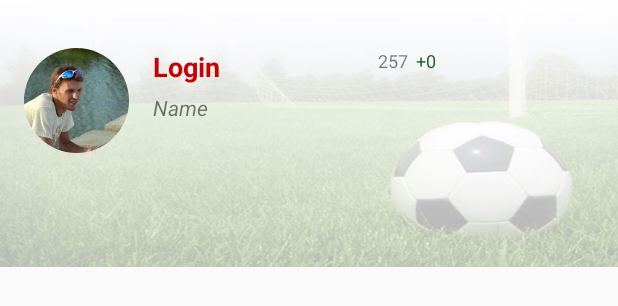
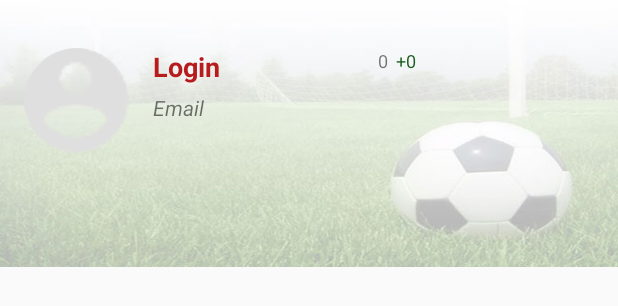
Before and after one commit to zorinpavel/bobsoccer-app, an Android app: the layout user_navigation_header.xml on its own in the app's theme, with its tools: preview values and no code run, on a phone screen of 412 x 824 dp. Shown: the top 306 px of the screen. Run offline under Robolectric (Android 15) with nearby library versions, the phone set to English and light mode, and no system bars.

Commit message:
User navigation

```diff
--- a/app/build.gradle
+++ b/app/build.gradle
@@ -28,4 +28,5 @@ dependencies {
     compile 'com.android.support:design:24.0.0-alpha1'
     compile 'de.hdodenhof:circleimageview:2.0.0'
     compile 'com.android.support:recyclerview-v7:24.0.0-alpha1'
+    compile 'com.squareup.picasso:picasso:2.5.2'
 }
--- a/app/src/main/res/layout/activity_main.xml
+++ b/app/src/main/res/layout/activity_main.xml
@@ -1,6 +1,5 @@
 <?xml version="1.0" encoding="utf-8"?>
 <android.support.v4.widget.DrawerLayout
-
     xmlns:android="http://schemas.android.com/apk/res/android"
     android:id="@+id/DrawerLayout"
     android:layout_width="match_parent"
--- a/app/src/main/res/layout/user_navigation_header.xml
+++ b/app/src/main/res/layout/user_navigation_header.xml
@@ -6,7 +6,7 @@
 
     <LinearLayout
         android:layout_width="match_parent"
-        android:layout_height="match_parent"
+        android:layout_height="wrap_content"
         android:orientation="horizontal"
         android:layout_marginLeft="16dp"
         android:layout_marginTop="32dp"
@@ -15,31 +15,44 @@
         <de.hdodenhof.circleimageview.CircleImageView
             android:layout_width="70dp"
             android:layout_height="70dp"
-            android:src="@drawable/aka"
-            android:id="@+id/circleView" />
+            android:src="@drawable/ic_toolbar_account_circle"
+            android:id="@+id/avatar" />
 
         <LinearLayout
             android:layout_width="150dp"
             android:layout_height="wrap_content"
             android:orientation="vertical"
-            android:layout_marginLeft="16dp"
-            android:baselineAligned="false">
+            android:layout_marginLeft="16dp">
+
+            <LinearLayout
+                android:layout_width="match_parent"
+                android:layout_height="wrap_content"
+                android:orientation="horizontal">
 
                 <TextView
-                android:id="@+id/name"
+                    android:id="@+id/login"
                     android:layout_width="wrap_content"
                     android:layout_height="wrap_content"
                     android:text="Login"
                     android:textSize="18sp"
                     android:textStyle="bold"
-                android:textColor="@android:color/holo_red_dark" />
+                    android:textColor="@color/darkRed" />
+
+                <ImageView
+                    android:layout_width="18sp"
+                    android:layout_height="18sp"
+                    android:id="@+id/Level"
+                    android:layout_marginLeft="10dp"
+                    android:contentDescription="Level" />
+
+            </LinearLayout>
 
             <TextView
-                android:id="@+id/email"
+                android:id="@+id/mail"
                 android:layout_width="wrap_content"
                 android:layout_height="wrap_content"
                 android:layout_marginTop="5dp"
-                android:text="Name"
+                android:text="Email"
                 android:textSize="14sp"
                 android:textStyle="italic" />
 
@@ -48,7 +61,7 @@
         <TextView
             android:layout_width="wrap_content"
             android:layout_height="wrap_content"
-            android:text="257"
+            android:text="0"
             android:textSize="12sp"
             android:id="@+id/Lev_Points" />
 
--- a/app/src/main/res/values/colors.xml
+++ b/app/src/main/res/values/colors.xml
@@ -1,11 +1,12 @@
 <?xml version="1.0" encoding="utf-8"?>
 <resources>
-    <color name="ColorPrimary">#76787a</color>          <!-- панель -->
-    <color name="ColorPrimaryDark">#727272</color>      <!-- текст -->
-    <color name="toolbarTextColor">#dfdfdf</color>      <!-- текст на панели -->
+    <color name="colorPrimary">#757575</color>          <!-- текст -->
+    <color name="colorPrimaryDark">#000000</color>      <!-- текст -->
+    <color name="toolbarTextColor">#e0e0e0</color>      <!-- текст на панели -->
 
     <color name="darkGray">#5f5f5f</color>              <!-- темная панель -->
-    <color name="lightGreen">#8cc63e</color>            <!-- выделенный пункт меню -->
+    <color name="lightGreen">#8cc63e</color>            <!-- выделенный пункт tab -->
     <color name="darkGreen">#1b5e20</color>
+    <color name="darkRed">#b71c1c</color>
 
 </resources>
--- a/app/src/main/res/values/style.xml
+++ b/app/src/main/res/values/style.xml
@@ -1,11 +1,10 @@
 <?xml version="1.0" encoding="utf-8"?>
-<resources xmlns:android="http://schemas.android.com/apk/res/android">
+<resources>
 
     <style name="Theme.Bobsoccer" parent="Theme.AppCompat.Light.NoActionBar" >
-        <item name="android:windowNoTitle">true</item>
-        <item name="colorPrimary">@color/ColorPrimary</item>
-        <item name="colorPrimaryDark">@color/ColorPrimaryDark</item>
-        <item name="android:actionMenuTextColor">@color/toolbarTextColor</item>
+        <item name="colorPrimary">@color/colorPrimary</item>
+        <item name="colorPrimaryDark">@color/colorPrimaryDark</item>
+        <item name="android:textColorPrimary">@color/toolbarTextColor</item>
     </style>
 
 </resources>
```
Also changed, not shown: app/src/main/java/ru/bobsoccer/API.java (+30 -9 lines), app/src/main/java/ru/bobsoccer/CircleTransform.java (added, +44 -0 lines), app/src/main/java/ru/bobsoccer/MainActivity.java (+67 -25 lines), app/src/main/java/ru/bobsoccer/UserNavigationAdapter.java (+41 -26 lines), app/src/main/java/ru/bobsoccer/model/User.java (added, +40 -0 lines), app/src/main/res/layout/toolbar.xml (+6 -7 lines), app/src/main/res/drawable-mdpi/ic_off.png (added). Lines whose indentation alone changed are shown as unchanged.
